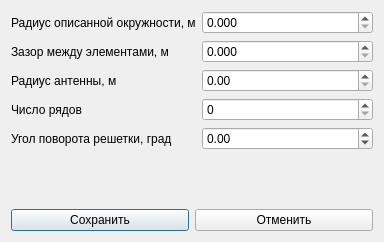
Before: the Qt Designer form antennaArrayParametersHex.ui in PointlessAlbatross/CAD-A_Qt, drawn with Qt 5.
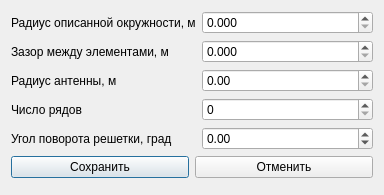
After: the same form once the commit is applied.

```diff
--- a/antennaArrayParametersHex.ui
+++ b/antennaArrayParametersHex.ui
@@ -7,7 +7,7 @@
     <x>0</x>
     <y>0</y>
     <width>384</width>
-    <height>242</height>
+    <height>195</height>
    </rect>
   </property>
   <property name="windowTitle">
@@ -139,6 +139,19 @@
      </item>
     </layout>
    </item>
+   <item row="2" column="0">
+    <spacer name="verticalSpacer">
+     <property name="orientation">
+      <enum>Qt::Vertical</enum>
+     </property>
+     <property name="sizeHint" stdset="0">
+      <size>
+       <width>20</width>
+       <height>40</height>
+      </size>
+     </property>
+    </spacer>
+   </item>
   </layout>
  </widget>
  <resources/>
```
